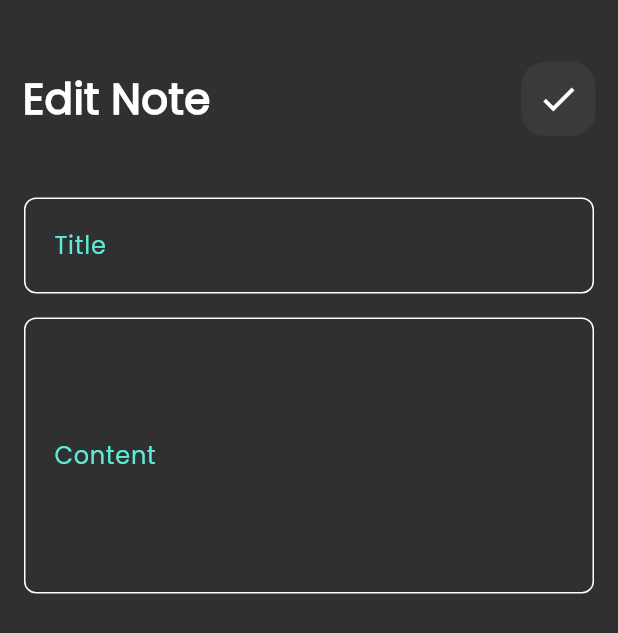
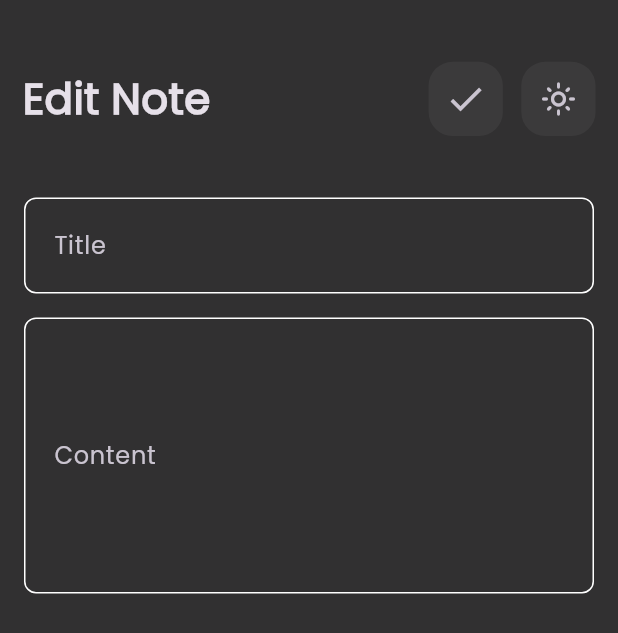
Before and after one commit to OmarGamalDev/notes-app, a Flutter app: the screen it shows after launch, scrolled down 576 dp, after a tap on "Flutter Tips", on a phone screen of 412 x 824 dp. Shown: the top 633 px of the screen. Run offline on Flutter 3.47's test engine with Material 3 defaults, Android fonts, the phone set to English and light mode, and no system bars; our stand-ins replace flutter_bloc, font_awesome_flutter, hive, hive_flutter; accounts and stored records are empty.

Commit message:
feat: implement theme management with ThemeCubit; add loading state to buttons and update UI colors based on theme

```diff
--- a/lib/core/constants/app_colors.dart
+++ b/lib/core/constants/app_colors.dart
@@ -5,5 +5,6 @@ class AppColors {
   static const lightBlue = Color(0xff5bebd7);
   static const blackColor = Color(0xff000000);
   static const whiteColor = Color(0xffffffff);
+  static const whiteColorLight = Color.fromARGB(228, 255, 255, 255);
   static const darkGray = Color.fromARGB(255, 117, 101, 101);
 }
--- a/lib/core/constants/app_styles.dart
+++ b/lib/core/constants/app_styles.dart
@@ -1,19 +1,17 @@
 import 'package:flutter/material.dart';
+
 import 'app_colors.dart';
 
 class AppStyles {
   static final TextStyle logocolor = TextStyle(
-    color: AppColors.whiteColor,
     fontSize: 28,
     fontWeight: FontWeight.bold,
   );
   static final TextStyle boldBlackText = TextStyle(
-    color: AppColors.blackColor,
     fontSize: 26,
     fontWeight: FontWeight.bold,
   );
   static final TextStyle w600DarkGrayText = TextStyle(
-    color: AppColors.darkGray,
     fontSize: 18,
     fontWeight: FontWeight.w600,
   );
--- a/lib/core/constants/routes.dart
+++ b/lib/core/constants/routes.dart
@@ -14,7 +14,7 @@ Route<dynamic> onGenerateRoute(RouteSettings settings) {
       return MaterialPageRoute(builder: (_) => const EditNoteView());
     default:
       return MaterialPageRoute(
-        builder: (_) => const Scaffold(),
+        builder: (_) => const NotesView(),
       );
   }
 }
--- a/lib/core/shared_widgets/custom_text_form_field.dart
+++ b/lib/core/shared_widgets/custom_text_form_field.dart
@@ -1,5 +1,7 @@
 import 'package:flutter/material.dart';
+import 'package:flutter_bloc/flutter_bloc.dart';
 import 'package:notes_app/core/constants/app_colors.dart';
+import 'package:notes_app/features/notes/presentation/cubit/theme_cubit.dart';
 
 class CustomTextFormField extends StatelessWidget {
   const CustomTextFormField({
@@ -32,17 +34,23 @@ class CustomTextFormField extends StatelessWidget {
         decoration: InputDecoration(
           contentPadding: contentPadding,
           hintText: hintText,
-          hintStyle: const TextStyle(color: AppColors.lightBlue),
+          // hintStyle: const TextStyle(color: AppColors.lightBlue),
           focusedBorder: OutlineInputBorder(
             borderSide: const BorderSide(color: AppColors.lightBlue),
             borderRadius: BorderRadius.circular(8),
           ),
           enabledBorder: OutlineInputBorder(
-            borderSide: const BorderSide(color: AppColors.whiteColor),
+            borderSide: BorderSide(
+                color: context.watch<ThemeCubit>().state == ThemeMode.dark
+                    ? AppColors.whiteColor
+                    : AppColors.blackColor),
             borderRadius: BorderRadius.circular(8),
           ),
           border: OutlineInputBorder(
-            borderSide: const BorderSide(color: AppColors.whiteColor),
+            borderSide: BorderSide(
+                color: context.watch<ThemeCubit>().state == ThemeMode.dark
+                    ? AppColors.whiteColor
+                    : AppColors.blackColor),
             borderRadius: BorderRadius.circular(8),
           ),
           suffixIcon: suffixIcon,
--- a/lib/features/notes/presentation/cubit/add_notes_cubit.dart
+++ b/lib/features/notes/presentation/cubit/add_notes_cubit.dart
@@ -6,15 +6,14 @@ part 'add_notes_state.dart';
 
 class AddNotesCubit extends Cubit<AddNotesState> {
   AddNotesCubit() : super(AddNotesInitial());
-  addNote(NoteModel note)async {
+  addNote(NoteModel note) async {
     try {
       emit(AddNotesLoading());
-      var notesBox = Hive.box('notes_box');
+      var notesBox = Hive.box<NoteModel>('notes_box');
       await notesBox.add(note);
       emit(AddNotesSuccess());
     } catch (e) {
       emit(AddNotesFailure(e.toString()));
     }
-
   }
 }
--- /dev/null
+++ b/lib/features/notes/presentation/cubit/theme_cubit.dart
@@ -0,0 +1,10 @@
+import 'package:flutter/material.dart';
+import 'package:flutter_bloc/flutter_bloc.dart';
+
+class ThemeCubit extends Cubit<ThemeMode> {
+  ThemeCubit() : super(ThemeMode.dark);
+
+  void toggleTheme() {
+    emit(state == ThemeMode.dark ? ThemeMode.light : ThemeMode.dark);
+  }
+}
--- a/lib/features/notes/presentation/views/widgets/custom_app_bar.dart
+++ b/lib/features/notes/presentation/views/widgets/custom_app_bar.dart
@@ -1,9 +1,16 @@
 import 'package:flutter/material.dart';
+import 'package:flutter_bloc/flutter_bloc.dart';
+import 'package:notes_app/core/constants/app_colors.dart';
 import 'package:notes_app/core/constants/app_styles.dart';
+import 'package:notes_app/features/notes/presentation/cubit/theme_cubit.dart';
 import 'package:notes_app/features/notes/presentation/views/widgets/custom_icon_button.dart';
 
 class CustomAppBar extends StatelessWidget {
-  const CustomAppBar({super.key, required this.text,required this.onPressed, required this.icon});
+  const CustomAppBar(
+      {super.key,
+      required this.text,
+      required this.onPressed,
+      required this.icon});
   final String text;
   final VoidCallback? onPressed;
   final IconData icon;
@@ -17,6 +24,29 @@ class CustomAppBar extends StatelessWidget {
           onPressed: onPressed,
           icon: icon,
         ),
+        SizedBox(width: MediaQuery.of(context).size.width * .03),
+        BlocBuilder<ThemeCubit, ThemeMode>(
+          builder: (context, state) {
+            return Container(
+                height: MediaQuery.of(context).size.height * .06,
+                width: MediaQuery.of(context).size.width * .12,
+                decoration: BoxDecoration(
+                  borderRadius: BorderRadius.circular(16),
+                  color: context.read<ThemeCubit>().state == ThemeMode.dark
+                      ? AppColors.whiteColor.withValues(alpha: .05)
+                      : AppColors.blackColor.withValues(alpha: .05),
+                ),
+                child: IconButton(
+                    onPressed: () {
+                      context.read<ThemeCubit>().toggleTheme();
+                    },
+                    icon: Icon(
+                      context.read<ThemeCubit>().state == ThemeMode.dark
+                          ? Icons.light_mode_outlined
+                          : Icons.dark_mode_outlined,
+                    )));
+          },
+        ),
       ],
     );
   }
--- a/lib/features/notes/presentation/views/widgets/custom_floating_action_button.dart
+++ b/lib/features/notes/presentation/views/widgets/custom_floating_action_button.dart
@@ -1,5 +1,7 @@
 import 'package:flutter/material.dart';
+import 'package:flutter_bloc/flutter_bloc.dart';
 import 'package:notes_app/core/constants/app_colors.dart';
+import 'package:notes_app/features/notes/presentation/cubit/theme_cubit.dart';
 import 'package:notes_app/features/notes/presentation/views/widgets/add_note_bottom_sheet.dart';
 
 class CustomFloatingActionButton extends StatelessWidget {
@@ -12,7 +14,9 @@ class CustomFloatingActionButton extends StatelessWidget {
         shape: BoxShape.circle,
         boxShadow: [
           BoxShadow(
-            color: AppColors.lightBlue.withValues(alpha: .4),
+            color: context.watch<ThemeCubit>().state == ThemeMode.dark
+                ? AppColors.whiteColor.withValues(alpha: .1)
+                : AppColors.blackColor.withValues(alpha: .1),
             blurRadius: 8,
             spreadRadius: 2,
             offset: const Offset(0, 3),
@@ -20,7 +24,6 @@ class CustomFloatingActionButton extends StatelessWidget {
         ],
       ),
       child: FloatingActionButton(
-        backgroundColor: AppColors.lightBlue,
         shape: const CircleBorder(),
         onPressed: () {
           showModalBottomSheet(
@@ -30,7 +33,10 @@ class CustomFloatingActionButton extends StatelessWidget {
             },
           );
         },
-        child: const Icon(Icons.add, size: 28, color: AppColors.blackColor),
+        child: const Icon(
+          Icons.add,
+          size: 28,
+        ),
       ),
     );
   }
--- a/lib/features/notes/presentation/views/widgets/custom_icon_button.dart
+++ b/lib/features/notes/presentation/views/widgets/custom_icon_button.dart
@@ -1,23 +1,28 @@
 import 'package:flutter/material.dart';
+import 'package:flutter_bloc/flutter_bloc.dart';
 import 'package:notes_app/core/constants/app_colors.dart';
+import 'package:notes_app/features/notes/presentation/cubit/theme_cubit.dart';
 
 class CustomIconButton extends StatelessWidget {
-  const CustomIconButton({super.key, required this.onPressed, required this.icon});
+  const CustomIconButton(
+      {super.key, required this.onPressed, required this.icon});
   final VoidCallback? onPressed;
-  final IconData icon ;
+  final IconData icon;
   @override
   Widget build(BuildContext context) {
     return Container(
       height: MediaQuery.of(context).size.height * .06,
       width: MediaQuery.of(context).size.width * .12,
       decoration: BoxDecoration(
-        color: AppColors.whiteColor.withValues(alpha: .05),
+        color: context.read<ThemeCubit>().state == ThemeMode.dark
+            ? AppColors.whiteColor.withValues(alpha: .05)
+            : AppColors.blackColor.withValues(alpha: .05),
         borderRadius: BorderRadius.circular(16),
       ),
       child: IconButton(
         padding: EdgeInsets.zero,
         onPressed: onPressed,
-        icon:  Icon(icon, color: AppColors.whiteColor, size: 28),
+        icon: Icon(icon, size: 28),
       ),
     );
   }
--- a/lib/features/notes/presentation/views/widgets/custom_note_item.dart
+++ b/lib/features/notes/presentation/views/widgets/custom_note_item.dart
@@ -1,6 +1,9 @@
 import 'package:flutter/material.dart';
+import 'package:flutter_bloc/flutter_bloc.dart';
 import 'package:font_awesome_flutter/font_awesome_flutter.dart';
+import 'package:notes_app/core/constants/app_colors.dart' show AppColors;
 import 'package:notes_app/core/constants/app_styles.dart';
+import 'package:notes_app/features/notes/presentation/cubit/theme_cubit.dart';
 import 'package:notes_app/features/notes/presentation/views/edit_note_view.dart';
 
 class CustomNoteItem extends StatelessWidget {
@@ -16,7 +19,7 @@ class CustomNoteItem extends StatelessWidget {
         padding: const EdgeInsets.only(bottom: 12),
         child: Container(
           decoration: BoxDecoration(
-            color: Color(0xffffcc7b),
+            // color: Color(0xffffcc7b),
             borderRadius: BorderRadius.circular(16),
           ),
           child: Column(
@@ -24,28 +27,45 @@ class CustomNoteItem extends StatelessWidget {
             children: [
               ListTile(
                 title: Padding(
-                  padding: const EdgeInsets.only(left: 8, top: 12),
-                  child: Text('Flutter Tips', style: AppStyles.boldBlackText),
+                  padding: EdgeInsets.only(left: 8, top: 12),
+                  child: Text('Flutter Tips',
+                      style: AppStyles.boldBlackText.copyWith(
+                        color:
+                            context.watch<ThemeCubit>().state == ThemeMode.dark
+                                ? AppColors.whiteColor
+                                : AppColors.blackColor,
+                      )),
                 ),
                 subtitle: Padding(
                   padding: const EdgeInsets.only(top: 20, left: 8),
                   child: Text(
                     'Build Your Career with Flutter Developer',
-                    style: AppStyles.w600DarkGrayText,
+                    style: AppStyles.w600DarkGrayText.copyWith(
+                      color: context.watch<ThemeCubit>().state == ThemeMode.dark
+                          ? AppColors.whiteColorLight
+                          : AppColors.blackColor,
+                    ),
                   ),
                 ),
                 trailing: IconButton(
                   onPressed: () {},
                   icon: Icon(
                     FontAwesomeIcons.trash,
-                    color: Colors.red,
+                    // color: Colors.red,
                     size: 28,
                   ),
                 ),
               ),
               Padding(
                 padding: const EdgeInsets.only(right: 8, top: 18, bottom: 12),
-                child: Text('May 28, 2024', style: AppStyles.w600DarkGrayText),
+                child: Text(
+                  'May 28, 2024',
+                  style: AppStyles.w600DarkGrayText.copyWith(
+                    color: context.watch<ThemeCubit>().state == ThemeMode.dark
+                        ? AppColors.whiteColorLight
+                        : AppColors.blackColor,
+                  ),
+                ),
               ),
             ],
           ),
--- a/lib/main.dart
+++ b/lib/main.dart
@@ -3,15 +3,16 @@ import 'package:flutter_bloc/flutter_bloc.dart';
 import 'package:hive_flutter/adapters.dart';
 import 'package:notes_app/core/constants/routes.dart';
 import 'package:notes_app/features/notes/data/models/note_model.dart';
+import 'package:notes_app/features/notes/presentation/cubit/theme_cubit.dart';
 import 'package:notes_app/features/splash/presentation/views/splash_view.dart';
 import 'package:notes_app/simple_bloc_observer.dart';
 
-void main()async {
+void main() async {
   WidgetsFlutterBinding.ensureInitialized();
   Bloc.observer = SimpleBlocObserver();
   await Hive.initFlutter();
-  await Hive.openBox('notes_box');
   Hive.registerAdapter(NoteModelAdapter());
+  await Hive.openBox<NoteModel>('notes_box');
   runApp(const NotesApp());
 }
 
@@ -20,15 +21,28 @@ class NotesApp extends StatelessWidget {
 
   @override
   Widget build(BuildContext context) {
+    return BlocProvider(
+      create: (context) => ThemeCubit(),
+      child: BlocBuilder<ThemeCubit, ThemeMode>(
+        builder: (context, themeMode) {
           return MaterialApp(
             debugShowCheckedModeBanner: false,
             theme: ThemeData(
-        brightness: Brightness.dark,
-        scaffoldBackgroundColor: Color(0xff313031),
+              brightness: Brightness.light,
+              scaffoldBackgroundColor: Colors.white,
               fontFamily: 'Poppins',
             ),
+            darkTheme: ThemeData(
+              brightness: Brightness.dark,
+              scaffoldBackgroundColor: const Color(0xff313031),
+              fontFamily: 'Poppins',
+            ),
+            themeMode: themeMode,
             onGenerateRoute: onGenerateRoute,
             initialRoute: SplashView.routeName,
           );
+        },
+      ),
+    );
   }
 }
--- a/pubspec.yaml
+++ b/pubspec.yaml
@@ -15,7 +15,6 @@ dependencies:
   font_awesome_flutter: ^10.9.1
   hive: ^2.2.3
   hive_flutter: ^1.1.0
-  modal_progress_hud_nsn: ^0.5.1
 
 dev_dependencies:
   build_runner: ^2.4.6
```
Also changed, not shown: lib/core/shared_widgets/custom_button.dart (+8 -2 lines), lib/features/notes/presentation/views/widgets/add_note_bottom_sheet.dart (+7 -7 lines), lib/features/notes/presentation/views/widgets/add_note_form.dart (+27 -6 lines), lib/features/notes/presentation/views/widgets/notes_view_body.dart (+6 -5 lines), lib/simple_bloc_observer.dart (+5 -5 lines), pubspec.lock. Lines whose indentation alone changed are shown as unchanged.
